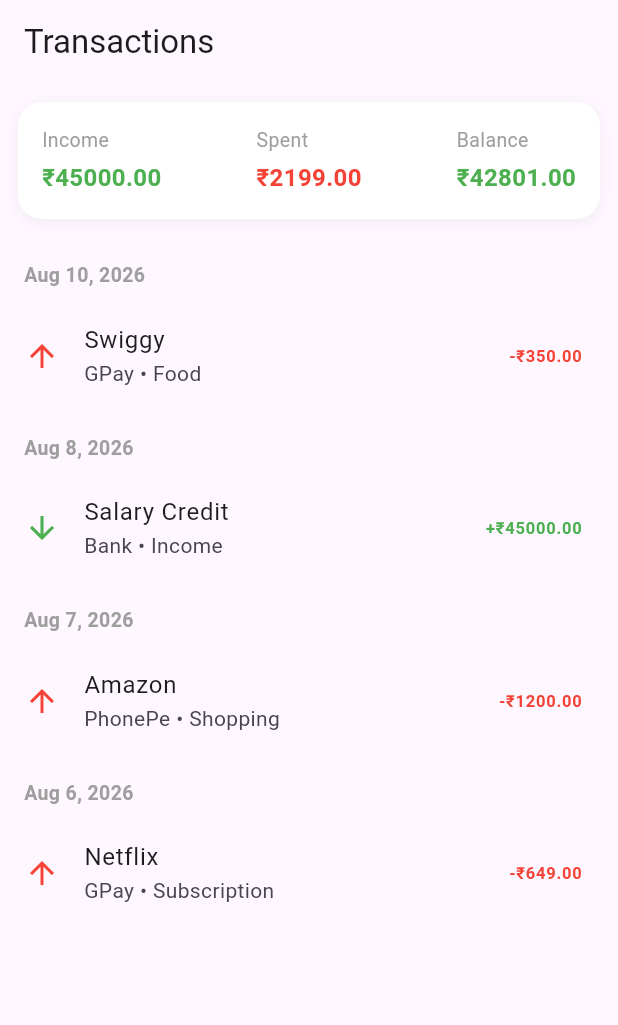
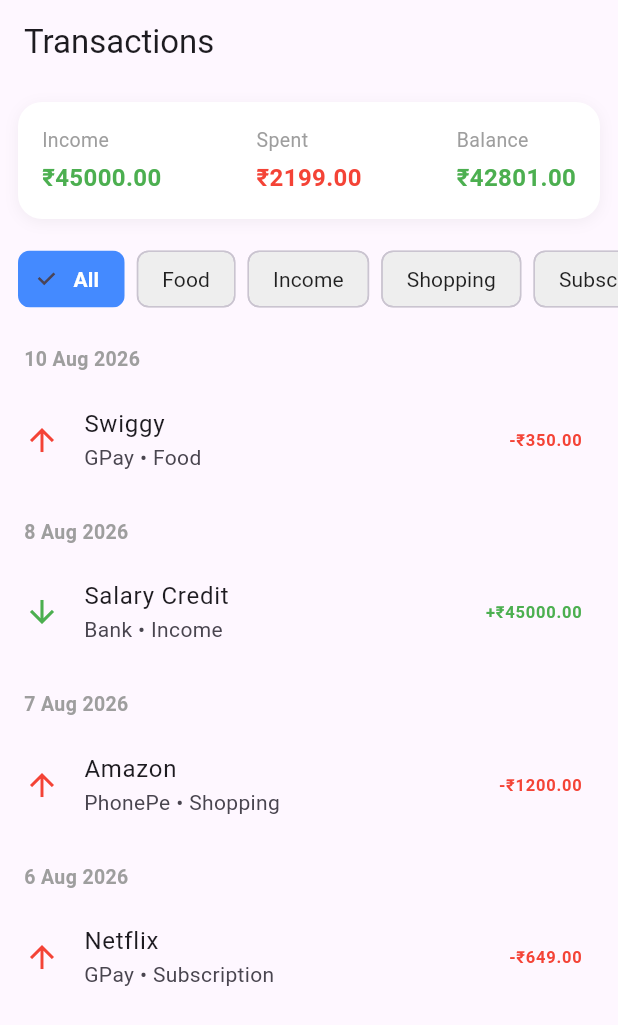
Before and after one commit to SURYA-OG916/my4, a Flutter app: the screen it shows after launch, on a phone screen of 412 x 824 dp. Shown: the top 1025 px of the screen. Run offline on Flutter 3.47's test engine with Material 3 defaults, Android fonts, the phone set to English and light mode, and no system bars.

Commit message:
Day 6: category filter chips + fix withOpacity deprecation

```diff
--- a/lib/main.dart
+++ b/lib/main.dart
@@ -4,6 +4,7 @@
 import 'summary_header.dart';
 import 'utils/transaction_grouping.dart';
 import 'screens/transaction_detail_screen.dart';
+import 'widgets/category_filter_chips.dart';
 
 void main() {
   runApp(const MyApp());
@@ -21,12 +22,27 @@
   }
 }
 
-class TransactionListScreen extends StatelessWidget {
+class TransactionListScreen extends StatefulWidget {
   const TransactionListScreen({super.key});
 
   @override
+  State<TransactionListScreen> createState() => _TransactionListScreenState();
+}
+
+class _TransactionListScreenState extends State<TransactionListScreen> {
+  String selectedCategory = 'All';
+
+  @override
   Widget build(BuildContext context) {
-    final grouped = groupTransactionsByDate(dummyTransactions);
+    // Build category list dynamically from the data ('All' + unique categories)
+    final categories = ['All', ...{for (var t in dummyTransactions) t.category}];
+
+    // Apply filter before grouping
+    final filteredTransactions = selectedCategory == 'All'
+        ? dummyTransactions
+        : dummyTransactions.where((t) => t.category == selectedCategory).toList();
+
+    final grouped = groupTransactionsByDate(filteredTransactions);
     final listItems = buildGroupedListItems(grouped);
 
     return Scaffold(
@@ -36,14 +52,26 @@
       body: Column(
         children: [
           SummaryHeader(transactions: dummyTransactions),
+          const SizedBox(height: 8),
+          CategoryFilterChips(
+            categories: categories,
+            selectedCategory: selectedCategory,
+            onCategorySelected: (category) {
+              setState(() {
+                selectedCategory = category;
+              });
+            },
+          ),
+          const SizedBox(height: 8),
           Expanded(
-            child: ListView.builder(
+            child: listItems.isEmpty
+                ? const Center(child: Text('No transactions in this category'))
+                : ListView.builder(
                     itemCount: listItems.length,
                     itemBuilder: (context, index) {
                       final item = listItems[index];
 
                       if (item is String) {
-                  // Section header (e.g. "Today", "Yesterday", "Aug 9, 2026")
                         return Padding(
                           padding: const EdgeInsets.fromLTRB(16, 16, 16, 8),
                           child: Text(
@@ -57,7 +85,6 @@
                         );
                       }
 
-                // Otherwise it's a Transaction
                       final txn = item as Transaction;
                       return ListTile(
                         onTap: () {
--- a/lib/models/transaction.dart
+++ b/lib/models/transaction.dart
@@ -1,21 +1,21 @@
-enum TransactionType { debit, credit }
+enum TransactionType { credit, debit }
 
 class Transaction {
   final String id;
-  final String title;      // e.g. "Swiggy", "John Doe"
-  final String source;     // "GPay", "PhonePe", "Bank"
+  final String title;
+  final String source;
   final double amount;
+  final DateTime date;
   final TransactionType type;
-  final DateTime date;
-  final String category;   // "Food", "Transfer", "Shopping" etc.
+  final String category;
 
   Transaction({
     required this.id,
     required this.title,
     required this.source,
     required this.amount,
+    required this.date,
     required this.type,
-    required this.date,
     required this.category,
   });
 }
--- a/lib/summary_header.dart
+++ b/lib/summary_header.dart
@@ -26,7 +26,7 @@
         borderRadius: BorderRadius.circular(16),
         boxShadow: [
           BoxShadow(
-            color: Colors.black.withOpacity(0.05),
+            color: Colors.black.withValues(alpha: 0.05),
             blurRadius: 8,
             offset: const Offset(0, 2),
           ),
--- a/lib/utils/transaction_grouping.dart
+++ b/lib/utils/transaction_grouping.dart
@@ -19,7 +19,7 @@
     } else if (txDate == yesterday) {
       label = 'Yesterday';
     } else {
-      label = '${_monthName(txDate.month)} ${txDate.day}, ${txDate.year}';
+      label = '${txDate.day} ${_monthName(txDate.month)} ${txDate.year}';
     }
 
     grouped.putIfAbsent(label, () => []).add(tx);
--- /dev/null
+++ b/lib/widgets/category_filter_chips.dart
@@ -0,0 +1,43 @@
+import 'package:flutter/material.dart';
+
+class CategoryFilterChips extends StatelessWidget {
+  final List<String> categories;
+  final String selectedCategory;
+  final ValueChanged<String> onCategorySelected;
+
+  const CategoryFilterChips({
+    super.key,
+    required this.categories,
+    required this.selectedCategory,
+    required this.onCategorySelected,
+  });
+
+  @override
+  Widget build(BuildContext context) {
+    return SizedBox(
+      height: 40,
+      child: ListView.separated(
+        scrollDirection: Axis.horizontal,
+        padding: const EdgeInsets.symmetric(horizontal: 12),
+        itemCount: categories.length,
+        separatorBuilder: (context, index) => const SizedBox(width: 8),
+        itemBuilder: (context, index) {
+          final category = categories[index];
+          final isSelected = category == selectedCategory;
+
+          return ChoiceChip(
+            label: Text(category),
+            selected: isSelected,
+            onSelected: (_) => onCategorySelected(category),
+            selectedColor: Colors.blueAccent,
+            labelStyle: TextStyle(
+              color: isSelected ? Colors.white : Colors.black87,
+              fontWeight: isSelected ? FontWeight.bold : FontWeight.normal,
+            ),
+            backgroundColor: Colors.grey.shade200,
+          );
+        },
+      ),
+    );
+  }
+}
```
Lines whose indentation alone changed are shown as unchanged.
